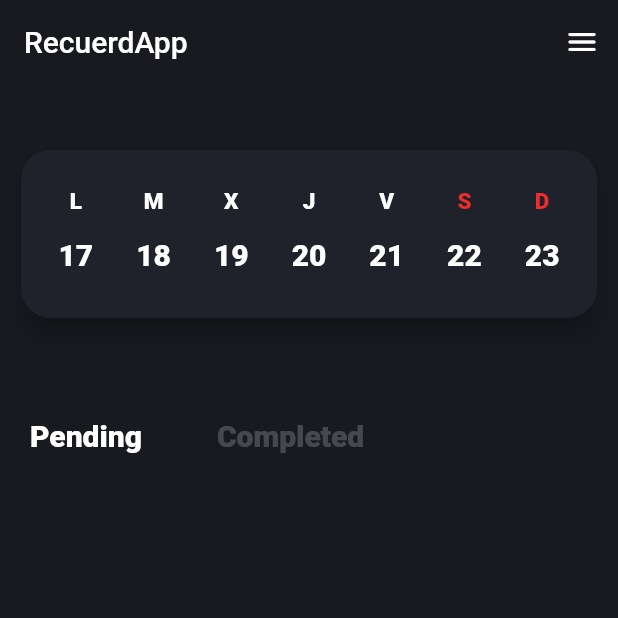
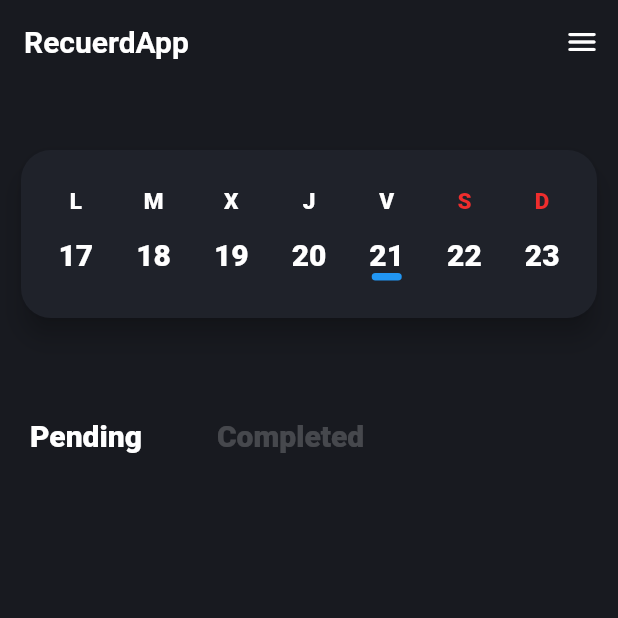
Before and after one commit to DNaranjoDev/recuerdapp, a Flutter app: the screen it shows after launch, on a phone screen of 412 x 824 dp, the top half of it. Run offline on Flutter 3.47's test engine with Material 2 defaults, Android fonts, the light colour scheme and no system bars.

Commit message:
animo davo

```diff
--- a/lib/app/view/my_home_page/my_home_page.dart
+++ b/lib/app/view/my_home_page/my_home_page.dart
@@ -20,7 +20,12 @@ class _MyHomePageState extends State<MyHomePage> {
     return Scaffold(
       backgroundColor: const Color(0xFF181A20),
       appBar: AppBar(
-        title: const Text('RecuerdApp'),
+        title: const Text(
+          'RecuerdApp',
+          style: TextStyle(
+              fontWeight: FontWeight.bold,
+          ),
+        ),
         actions: [
           IconButton(onPressed: () {}, icon: const Icon(Icons.menu_rounded)),
         ],
@@ -47,7 +52,7 @@ class _MyHomePageState extends State<MyHomePage> {
 
 
       floatingActionButton: FloatingActionButton(
-          onPressed: () {},
+        onPressed: () {},
         backgroundColor: Theme.of(context).colorScheme.secondary,
         child: const Icon(Icons.add_rounded),
       ),
--- a/lib/app/view/my_home_page/weekly_calendar.dart
+++ b/lib/app/view/my_home_page/weekly_calendar.dart
@@ -48,6 +48,7 @@ class WeeklyCalendar extends StatelessWidget {
                     const _TypeCalendar('M', fontSize: 15,),
                     const SizedBox(height: 15,),
                     _TypeCalendar(m.toString()),
+
                   ],
                 ),
                 Column(
@@ -69,6 +70,15 @@ class WeeklyCalendar extends StatelessWidget {
                     const _TypeCalendar('V', fontSize: 15,),
                     const SizedBox(height: 15,),
                     _TypeCalendar(v.toString()),
+                    const SizedBox(height: 1,),
+                    Container(
+                      width: 20,
+                      height: 5,
+                      decoration: BoxDecoration(
+                        borderRadius: BorderRadius.circular(20),
+                        color: Theme.of(context).primaryColor,
+                      ),
+                    )
                   ],
                 ),
                 Column(
```
